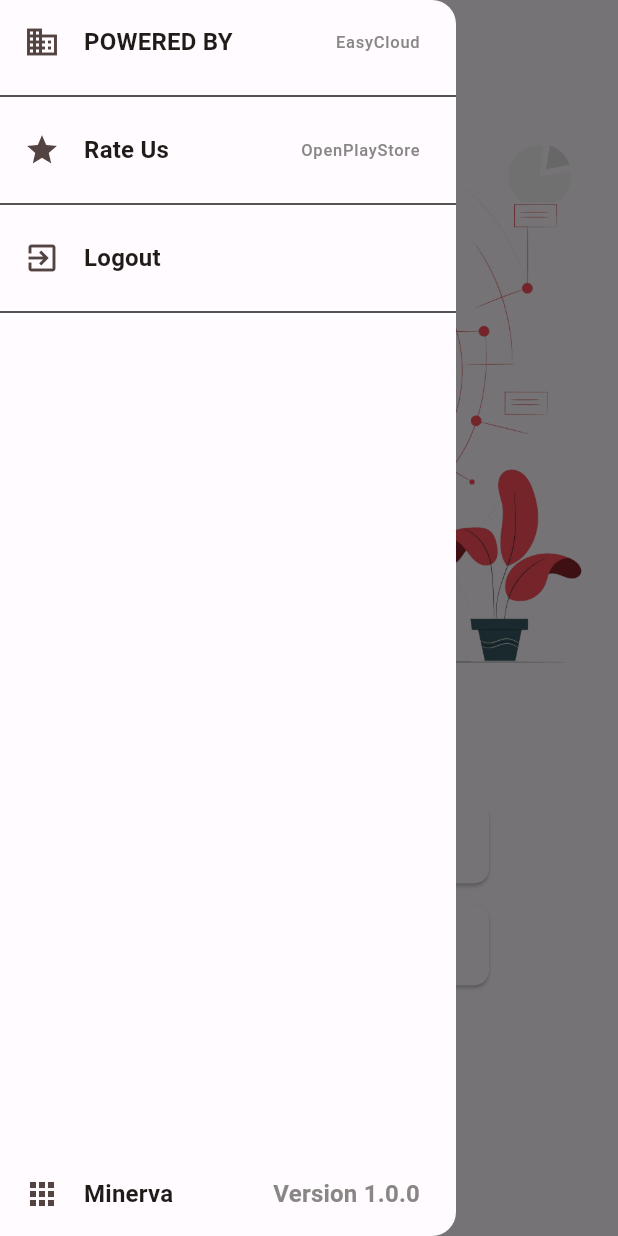
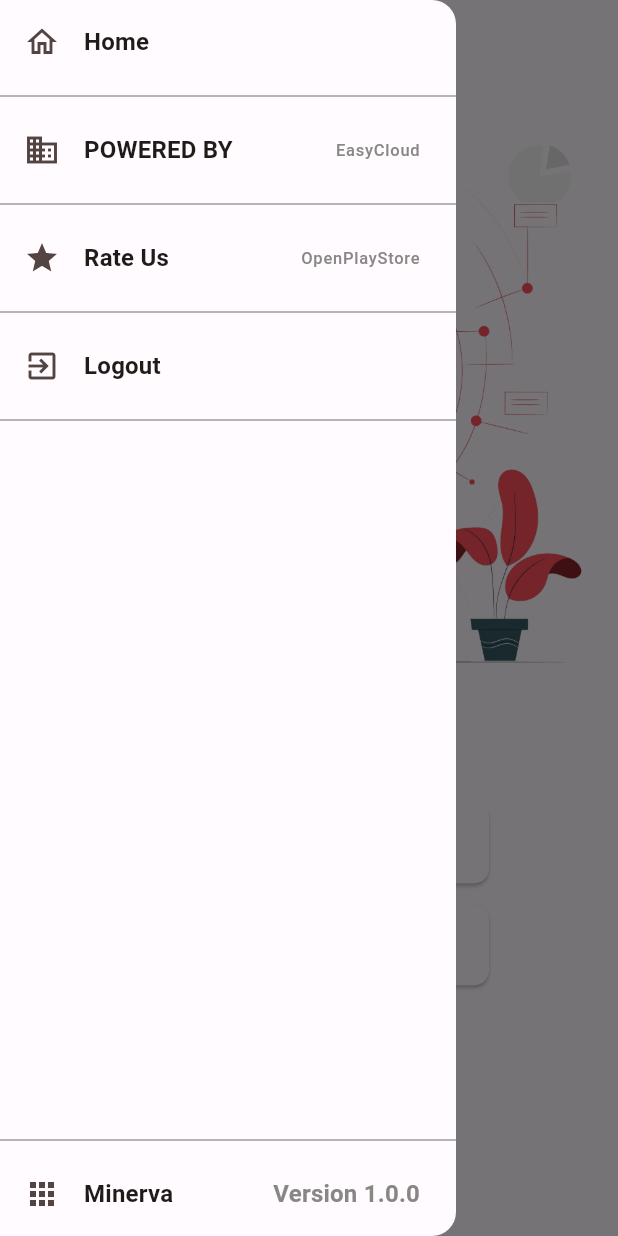
Before and after one commit to maheshgonela/minerva_Project, a Flutter app: the HomePage screen opened directly, with the side drawer open, on a phone screen of 412 x 824 dp. Run offline on Flutter 3.47's test engine with Material 2 defaults, Android fonts, the phone set to English and light mode, and no system bars; our stand-ins replace bloc, cloud_firestore, connectivity, dartz, firebase_crashlytics, flutter_bloc and 9 more; missing offline and left inert: barcode_scan2; accounts and stored records are empty.

Commit message:
some modifications needed in the res

```diff
--- a/lib/app_drawer.dart
+++ b/lib/app_drawer.dart
@@ -35,24 +35,24 @@ class AppDrawer extends StatelessWidget {
                           needAppUpdate: (_) => Container());
                     },
                   ),
-                  // ListTile(
-                  //     onTap: () => Navigator.pop(context),
-                  //     title: Text(
-                  //       'Home',
-                  //       style: GoogleFonts.istokWeb(
-                  //           textStyle: Theme.of(context)
-                  //               .textTheme
-                  //               .titleMedium!
-                  //               .copyWith(fontWeight: FontWeight.bold)),
-                  //     ),
-                  //     leading: const Icon(
-                  //       Icons.home_outlined,
-                  //     ),
-                  //     trailing: const Text(
-                  //       ". . .",
-                  //       style: TextStyle(
-                  //           color: Color.fromARGB(255, 136, 135, 133)),
-                  //     )),
+                  ListTile(
+                      onTap: () => Navigator.pop(context),
+                      title: Text(
+                        'Home',
+                        style: GoogleFonts.istokWeb(
+                            textStyle: Theme.of(context)
+                                .textTheme
+                                .titleMedium!
+                                .copyWith(fontWeight: FontWeight.bold)),
+                      ),
+                      leading: const Icon(
+                        Icons.home_outlined,
+                      ),
+
+                      ),
+                           const Divider(
+                            color: Colors.grey,
+                           ),
                   ListTile(
                       //onTap: () => _launchEasyCloud(),
                       onTap: () async {
@@ -73,7 +73,7 @@ class AppDrawer extends StatelessWidget {
                         style: TextStyle(
                             color: Color.fromARGB(255, 136, 135, 133)),
                       )),
-                  const Divider(),
+                  const Divider(  color: Colors.grey,),
                   ListTile(
                       onTap: () => launchPlayStore(),
                       leading: const Icon(
@@ -90,7 +90,7 @@ class AppDrawer extends StatelessWidget {
                         style: TextStyle(
                             color: Color.fromARGB(255, 136, 135, 133)),
                       )),
-                  const Divider(),
+                  const Divider(  color: Colors.grey,),
                   ListTile(
                     leading: const Icon(
                       Icons.exit_to_app,
@@ -104,10 +104,11 @@ class AppDrawer extends StatelessWidget {
                     onTap: () => BlocProvider.of<AuthBloc>(context)
                         .add(const AuthEvent.signedOut()),
                   ),
-                  const Divider(),
+                  const Divider(  color: Colors.grey,),
                 ],
               ),
             ),
+             const Divider(  color: Colors.grey,),
             ListTile(
               leading: const Icon(
                 Icons.apps,
--- a/lib/home_page.dart
+++ b/lib/home_page.dart
@@ -25,9 +25,13 @@ class _HomePageState extends State<HomePage> {
   Widget build(BuildContext context) {
     return Scaffold(
       // backgroundColor: AppColors.scaffoldBgColor,
+
       drawer: const AppDrawer(),
       appBar: AppBar(
-        title: const Text('Home'),
+        title: const Text(
+          'Home',
+          style: TextStyle(color: Colors.black),
+        ),
         leading: Builder(
           builder: (BuildContext context) {
             return IconButton(
@@ -47,7 +51,7 @@ class _HomePageState extends State<HomePage> {
             flex: 2,
             child: Image.asset('assets/images/home_page_img_without_bg.png'),
           ),
-         Expanded(child:  _buildMobileLayoutBtns(context))
+          Expanded(child: _buildMobileLayoutBtns(context))
         ],
       ),
       // bottomNavigationBar: BottomAppBar(
--- a/pubspec.yaml
+++ b/pubspec.yaml
@@ -47,3 +47,4 @@ flutter:
   uses-material-design: true
   assets:
     - assets/images/
+    - assets/images/minerva_icon.png
```
Also changed, not shown: assets/images/minerva_icon.png (added), packages/base_auth/pubspec.lock, packages/core/pubspec.lock, packages/widgets/pubspec.lock, pubspec.lock, 25 other files.
